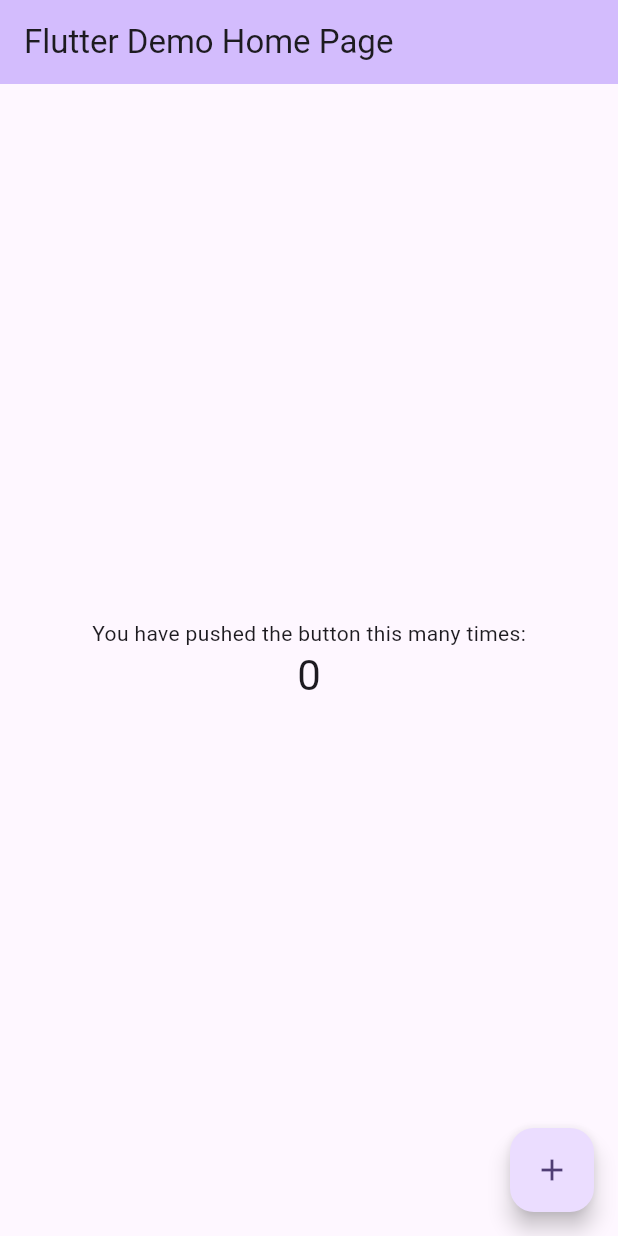
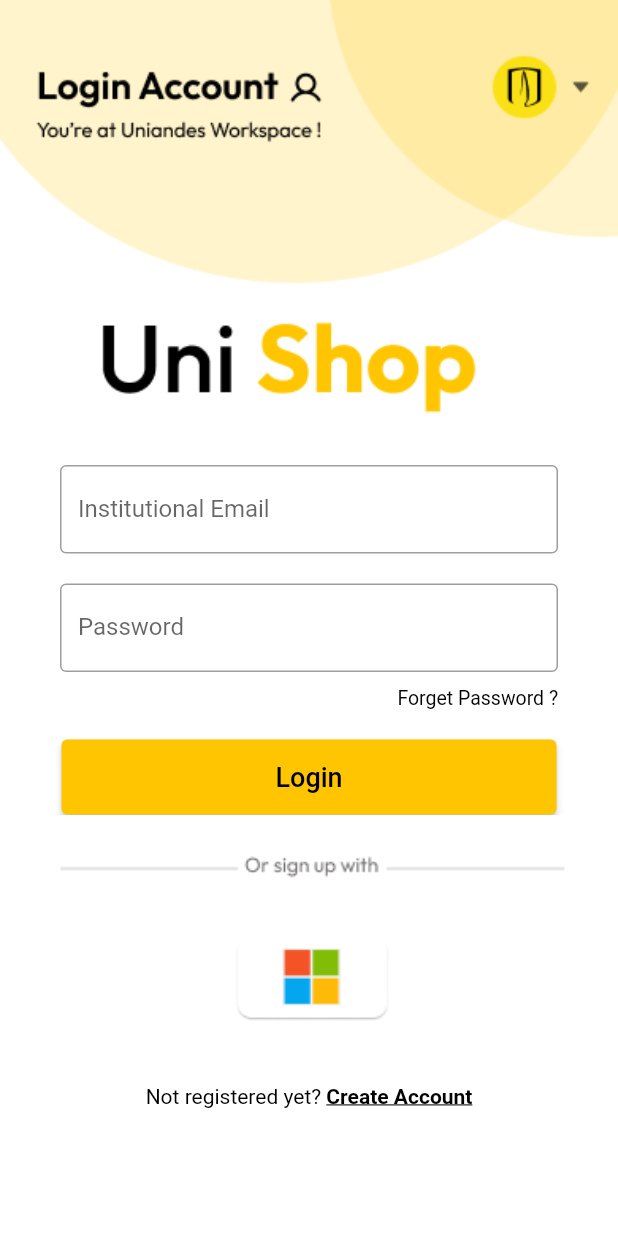
Before and after one commit to ISIS-3510/ISIS-3510-FLUTTER, a Flutter app: the screen it shows after launch, on a phone screen of 412 x 824 dp. Run offline on Flutter 3.47's test engine with Material 2 defaults, Android fonts, the phone set to English and light mode, and no system bars; Roboto replaces fonts that are missing (Outfit).

Commit message:
Creacion vista login

```diff
--- a/lib/main.dart
+++ b/lib/main.dart
@@ -1,125 +1,154 @@
 import 'package:flutter/material.dart';
 
-void main() {
-  runApp(const MyApp());
+class LoginView extends StatefulWidget {
+  @override
+  _LoginViewState createState() => _LoginViewState();
 }
 
-class MyApp extends StatelessWidget {
-  const MyApp({super.key});
+class _LoginViewState extends State<LoginView> {
+  bool btnTap = false;
+  TextEditingController groupthirtyfiveTextController = TextEditingController();
+  TextEditingController groupthirtytwoTextController = TextEditingController();
+  bool isValidGroupthirtyfiveText = true;
+  bool isValidGroupthirtytwoText = true;
 
-  // This widget is the root of your application.
   @override
   Widget build(BuildContext context) {
-    return MaterialApp(
-      title: 'Flutter Demo',
-      theme: ThemeData(
-        // This is the theme of your application.
-        //
-        // TRY THIS: Try running your application with "flutter run". You'll see
-        // the application has a blue toolbar. Then, without quitting the app,
-        // try changing the seedColor in the colorScheme below to Colors.green
-        // and then invoke "hot reload" (save your changes or press the "hot
-        // reload" button in a Flutter-supported IDE, or press "r" if you used
-        // the command line to start the app).
-        //
-        // Notice that the counter didn't reset back to zero; the application
-        // state is not lost during the reload. To reset the state, use hot
-        // restart instead.
-        //
-        // This works for code too, not just values: Most code changes can be
-        // tested with just a hot reload.
-        colorScheme: ColorScheme.fromSeed(seedColor: Colors.deepPurple),
-        useMaterial3: true,
+    return Scaffold(
+      backgroundColor: Colors.white,
+      resizeToAvoidBottomInset: false,
+      body: Stack(
+        children: [
+          Image.asset(
+            "assets/headerLogin.png", // Ruta de tu imagen de fondo
+            fit: BoxFit.cover, // Ajusta la imagen al tamaño de la pantalla
+            width: double.infinity, // Ancho de la imagen
+            height: 300, // Alto de la imagen
+          ),
+          SingleChildScrollView(
+            child: Column(
+              children: [
+                Padding(
+                  padding: const EdgeInsets.all(10.0),
+                  child: Container(
+                    margin: EdgeInsets.only(top: 300.0, left: 30, right: 30),
+                    child: TextField(
+                      controller: groupthirtyfiveTextController,
+                      decoration: InputDecoration(
+                        labelText: 'Institutional Email',
+                        border: OutlineInputBorder(),
+                      ),
+                      keyboardType: TextInputType.emailAddress,
+                      onChanged: (newValue) {
+                        setState(() {
+                          isValidGroupthirtyfiveText = isValidEmail(newValue);
+                        });
+                      },
+                    ),
+                  ),
+                ),
+                Padding(
+                  padding: const EdgeInsets.all(10.0), // Puedes ajustar el espacio aquí
+                  child: Container(
+                    margin: EdgeInsets.only(left: 30, right: 30),
+                    child: TextField(
+                      controller: groupthirtytwoTextController,
+                      decoration: InputDecoration(
+                        labelText: 'Password',
+                        border: OutlineInputBorder(),
+                      ),
+                      obscureText: true, // Para contraseñas
+                      onChanged: (newValue) {
+                        setState(() {
+                          isValidGroupthirtytwoText = isValidPassword(newValue);
+                        });
+                      },
+                    ),
+                  ),
+                ),
+                Container(
+                  margin: EdgeInsets.only(left: 225.0), // Margen a la derecha de 20.0 unidades
+                  child: Text(
+                    "Forget Password ?",
+                    style: TextStyle(
+                      fontSize: 13,
+                      fontFamily: "Outfit",
+                      fontWeight: FontWeight.w400,
+                      color: Color(0xFF000000),
+                    ),
+                  ),
+                ),
+                Container(
+                  margin: EdgeInsets.only(top: 20.0), // Margen a la derecha de 20.0 unidades
+                  child: ElevatedButton(
+                    onPressed: () {
+                      // Aquí puedes definir la función que se ejecutará al presionar el botón
+                    },
+                    style: ElevatedButton.styleFrom(
+                      primary: Color(0xFFFFC600),
+                      fixedSize: Size(330, 50), // Establece el color de fondo del botón a FFC600
+                    ),
+                    child: Text(
+                      "Login",
+                      style: TextStyle(
+                        color: Colors.black, // Establece el color del texto en blanco
+                        fontSize: 18, // Tamaño de fuente
+                        fontWeight: FontWeight.w500,
+                      ),
+                    ),
+                  )
+                ),
+                Image.asset(
+                  "assets/footerLogin.png", // Ruta de tu imagen de fondo
+                  fit: BoxFit.cover, // Ajusta la imagen al tamaño de la pantalla
+                  width: double.infinity, // Ancho de la imagen
+                  height: 150, // Alto de la imagen
+                ),
+                Container(
+                  margin: EdgeInsets.only(top: 30.0), // Margen a la derecha de 20.0 unidades
+                  child: Text.rich(
+                    TextSpan(
+                      text: "Not registered yet? ",
+                      style: TextStyle(
+                        fontSize: 14,
+                        color: Colors.black,
+                      ),
+                      children: <TextSpan>[
+                        TextSpan(
+                          text: "Create Account",
+                          style: TextStyle(
+                            fontWeight: FontWeight.bold,
+                            decoration: TextDecoration.underline,
+                          ),
+                        ),
+                      ],
+                    ),
+                  )
+                ),
+
+                // ... Otros widgets aquí ...
+              ],
+            ),
+          )
+
+        ],
       ),
-      home: const MyHomePage(title: 'Flutter Demo Home Page'),
     );
+  }
+
+  bool isValidEmail(String email) {
+    // Implementa tu lógica de validación de correo electrónico aquí
+    return true;
+  }
+
+  bool isValidPassword(String password) {
+    // Implementa tu lógica de validación de contraseña aquí
+    return true;
   }
 }
 
-class MyHomePage extends StatefulWidget {
-  const MyHomePage({super.key, required this.title});
-
-  // This widget is the home page of your application. It is stateful, meaning
-  // that it has a State object (defined below) that contains fields that affect
-  // how it looks.
-
-  // This class is the configuration for the state. It holds the values (in this
-  // case the title) provided by the parent (in this case the App widget) and
-  // used by the build method of the State. Fields in a Widget subclass are
-  // always marked "final".
-
-  final String title;
-
-  @override
-  State<MyHomePage> createState() => _MyHomePageState();
+void main() {
+  runApp(MaterialApp(
+    home: LoginView(),
+  ));
 }
-
-class _MyHomePageState extends State<MyHomePage> {
-  int _counter = 0;
-
-  void _incrementCounter() {
-    setState(() {
-      // This call to setState tells the Flutter framework that something has
-      // changed in this State, which causes it to rerun the build method below
-      // so that the display can reflect the updated values. If we changed
-      // _counter without calling setState(), then the build method would not be
-      // called again, and so nothing would appear to happen.
-      _counter++;
-    });
-  }
-
-  @override
-  Widget build(BuildContext context) {
-    // This method is rerun every time setState is called, for instance as done
-    // by the _incrementCounter method above.
-    //
-    // The Flutter framework has been optimized to make rerunning build methods
-    // fast, so that you can just rebuild anything that needs updating rather
-    // than having to individually change instances of widgets.
-    return Scaffold(
-      appBar: AppBar(
-        // TRY THIS: Try changing the color here to a specific color (to
-        // Colors.amber, perhaps?) and trigger a hot reload to see the AppBar
-        // change color while the other colors stay the same.
-        backgroundColor: Theme.of(context).colorScheme.inversePrimary,
-        // Here we take the value from the MyHomePage object that was created by
-        // the App.build method, and use it to set our appbar title.
-        title: Text(widget.title),
-      ),
-      body: Center(
-        // Center is a layout widget. It takes a single child and positions it
-        // in the middle of the parent.
-        child: Column(
-          // Column is also a layout widget. It takes a list of children and
-          // arranges them vertically. By default, it sizes itself to fit its
-          // children horizontally, and tries to be as tall as its parent.
-          //
-          // Column has various properties to control how it sizes itself and
-          // how it positions its children. Here we use mainAxisAlignment to
-          // center the children vertically; the main axis here is the vertical
-          // axis because Columns are vertical (the cross axis would be
-          // horizontal).
-          //
-          // TRY THIS: Invoke "debug painting" (choose the "Toggle Debug Paint"
-          // action in the IDE, or press "p" in the console), to see the
-          // wireframe for each widget.
-          mainAxisAlignment: MainAxisAlignment.center,
-          children: <Widget>[
-            const Text(
-              'You have pushed the button this many times:',
-            ),
-            Text(
-              '$_counter',
-              style: Theme.of(context).textTheme.headlineMedium,
-            ),
-          ],
-        ),
-      ),
-      floatingActionButton: FloatingActionButton(
-        onPressed: _incrementCounter,
-        tooltip: 'Increment',
-        child: const Icon(Icons.add),
-      ), // This trailing comma makes auto-formatting nicer for build methods.
-    );
-  }
-}
```
Also changed, not shown: pubspec.yaml (+6 -1 lines), assets/footerLogin.png (added), assets/headerLogin.png (added), assets/loginBG.png (added).
